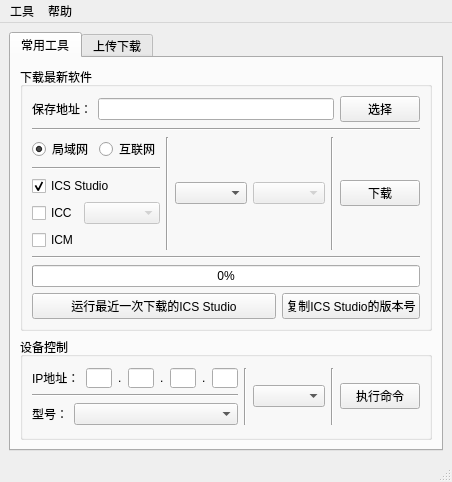
Qt form src/main.ui (jcywong/TestTools) before a commit.
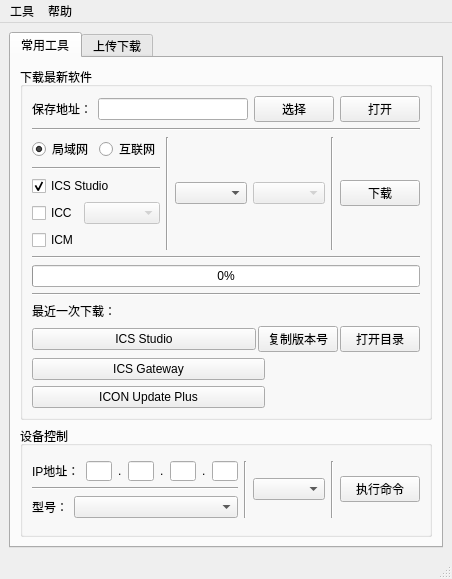
The same form after that commit.

Commit message:
GUI及工具更新：1.3.6版本发布
- 升级版本号至1.3.6。
- 增加打开存储路径和ICS Studio路径的功能。- 新增运行ICS Gateway和Icon Update Plus的按钮。
- 优化选择内外网和版本号的逻辑。
- 修复可能导致界面操作失败的bug。

此改动包含对主界面和测试工具多个方面的更新，提升了用户在选择文件路径和运行相关应用程序时的体验。

The edit to the form file:
```diff
--- a/src/main.ui
+++ b/src/main.ui
@@ -7,7 +7,7 @@
     <x>0</x>
     <y>0</y>
     <width>441</width>
-    <height>482</height>
+    <height>579</height>
    </rect>
   </property>
   <property name="sizePolicy">
@@ -52,7 +52,7 @@
            <item>
             <layout class="QVBoxLayout" name="verticalLayout_4">
              <item>
-              <layout class="QHBoxLayout" name="horizontalLayout" stretch="1,8,1">
+              <layout class="QHBoxLayout" name="horizontalLayout" stretch="1,7,1,0">
                <item>
                 <widget class="QLabel" name="label_save_path">
                  <property name="text">
@@ -77,6 +77,13 @@
                  </property>
                 </widget>
                </item>
+               <item>
+                <widget class="QPushButton" name="btn_open_path">
+                 <property name="text">
+                  <string>打开</string>
+                 </property>
+                </widget>
+               </item>
               </layout>
              </item>
              <item>
@@ -218,20 +225,99 @@
               </widget>
              </item>
              <item>
-              <layout class="QHBoxLayout" name="horizontalLayout_16" stretch="7,3">
+              <widget class="Line" name="line_4">
+               <property name="orientation">
+                <enum>Qt::Horizontal</enum>
+               </property>
+              </widget>
+             </item>
+             <item>
+              <layout class="QHBoxLayout" name="horizontalLayout_19" stretch="8">
                <item>
-                <widget class="QPushButton" name="btn_run">
+                <widget class="QLabel" name="label_14">
                  <property name="text">
-                  <string>运行最近一次下载的ICS Studio</string>
+                  <string>最近一次下载：</string>
+                 </property>
+                </widget>
+               </item>
+              </layout>
+             </item>
+             <item>
+              <layout class="QHBoxLayout" name="horizontalLayout_16" stretch="6,2,2">
+               <property name="spacing">
+                <number>2</number>
+               </property>
+               <item>
+                <widget class="QPushButton" name="btn_run_ics">
+                 <property name="text">
+                  <string>ICS Studio</string>
                  </property>
                 </widget>
                </item>
                <item>
                 <widget class="QPushButton" name="btn_copy_ver">
                  <property name="text">
-                  <string>复制ICS Studio的版本号</string>
+                  <string>复制版本号</string>
                  </property>
                 </widget>
+               </item>
+               <item>
+                <widget class="QPushButton" name="btn_ics_path">
+                 <property name="text">
+                  <string>打开目录</string>
+                 </property>
+                </widget>
+               </item>
+              </layout>
+             </item>
+             <item>
+              <layout class="QHBoxLayout" name="horizontalLayout_18" stretch="6,4">
+               <item>
+                <widget class="QPushButton" name="btn_run_gateway">
+                 <property name="text">
+                  <string>ICS Gateway</string>
+                 </property>
+                </widget>
+               </item>
+               <item>
+                <spacer name="horizontalSpacer_2">
+                 <property name="orientation">
+                  <enum>Qt::Horizontal</enum>
+                 </property>
+                 <property name="sizeHint" stdset="0">
+                  <size>
+                   <width>40</width>
+                   <height>20</height>
+                  </size>
+                 </property>
+                </spacer>
+               </item>
+              </layout>
+             </item>
+             <item>
+              <layout class="QHBoxLayout" name="horizontalLayout_17" stretch="6,4">
+               <property name="sizeConstraint">
+                <enum>QLayout::SetDefaultConstraint</enum>
+               </property>
+               <item>
+                <widget class="QPushButton" name="btn_run_update">
+                 <property name="text">
+                  <string>ICON Update Plus</string>
+                 </property>
+                </widget>
+               </item>
+               <item>
+                <spacer name="horizontalSpacer">
+                 <property name="orientation">
+                  <enum>Qt::Horizontal</enum>
+                 </property>
+                 <property name="sizeHint" stdset="0">
+                  <size>
+                   <width>40</width>
+                   <height>20</height>
+                  </size>
+                 </property>
+                </spacer>
                </item>
               </layout>
              </item>
```
Left out of the diff: 8 changed lines with no effect on the pictures. The commit also changes 1 other file.
